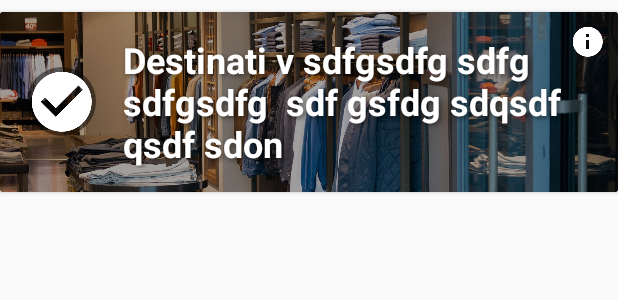
After one commit to MatejVukosav/sw-shakeMyTours-android, an Android app: the layout trip_list_item.xml on its own in the app's theme, with its tools: preview values and no code run, on a phone screen of 412 x 824 dp. The commit adds this screen. Shown: the top 300 px of the screen. Run offline under Robolectric (Android 15) with nearby library versions, the phone set to English and light mode, and no system bars.

Commit message:
Add trip list items

```diff
--- /dev/null
+++ b/app/src/main/res/layout/trip_list_item.xml
@@ -0,0 +1,104 @@
+<?xml version="1.0" encoding="utf-8"?>
+<LinearLayout xmlns:android="http://schemas.android.com/apk/res/android"
+    xmlns:tools="http://schemas.android.com/tools"
+    android:layout_width="match_parent"
+    android:layout_height="wrap_content"
+    android:gravity="center_vertical"
+    android:orientation="horizontal"
+    android:paddingTop="4dp">
+
+    <android.support.v7.widget.CardView
+        android:id="@+id/trip_list_item_cardview"
+        style="@style/Widget.CardView"
+        android:layout_width="match_parent"
+        android:layout_height="120dp"
+        android:layout_marginLeft="0dp"
+        android:layout_marginRight="0dp"
+        android:clickable="true"
+        android:focusable="true"
+        android:foreground="?selectableItemBackground">
+
+        <RelativeLayout
+            android:layout_width="match_parent"
+            android:layout_height="match_parent">
+
+            <ProgressBar
+                android:id="@+id/trip_list_item_progressbar"
+                style="@style/Widget.ProgressBar"
+                android:layout_width="wrap_content"
+                android:layout_height="wrap_content"
+                android:layout_centerInParent="true"
+                android:visibility="visible"
+                tools:visibility="visible" />
+
+
+            <ImageView
+                android:id="@+id/trip_list_item_background"
+                android:layout_width="match_parent"
+                android:layout_height="match_parent"
+                android:scaleType="centerCrop"
+                android:transitionName="openDetailImage"
+                android:visibility="gone"
+                tools:src="@drawable/shop"
+                tools:visibility="visible" />
+
+            <LinearLayout
+                android:layout_width="match_parent"
+                android:layout_height="match_parent"
+                android:background="@color/text_shadow_2" />
+
+            <ImageView
+                android:id="@+id/trip_list_item_info"
+                android:layout_width="wrap_content"
+                android:layout_height="wrap_content"
+                android:layout_alignParentRight="true"
+                android:padding="@dimen/space_small"
+                android:src="@drawable/ic_info_white_24dp" />
+
+            <LinearLayout
+                android:id="@+id/trip_list_item_content"
+                android:layout_width="match_parent"
+                android:layout_height="match_parent"
+                android:gravity="center_vertical"
+                android:orientation="horizontal"
+                android:paddingBottom="8dp"
+                android:paddingLeft="16dp"
+                android:paddingRight="16dp"
+                android:paddingTop="8dp"
+                android:visibility="gone"
+                tools:visibility="visible">
+
+                <LinearLayout
+                    android:id="@+id/trip_list_item_menu_button_holder"
+                    android:layout_width="50dp"
+                    android:layout_height="50dp"
+                    android:gravity="center">
+
+                    <ImageButton
+                        android:id="@+id/trip_list_item_menu_button"
+                        android:layout_width="46dp"
+                        android:layout_height="46dp"
+                        android:background="@drawable/circle_transparent"
+                        tools:src="@drawable/ic_check_circle_white_big" />
+
+                </LinearLayout>
+
+                <TextView
+                    android:id="@+id/trip_list_item_name"
+                    style="@style/Text.Title"
+                    android:layout_width="wrap_content"
+                    android:layout_height="wrap_content"
+                    android:ellipsize="end"
+                    android:maxLines="3"
+                    android:paddingLeft="16dp"
+                    android:shadowColor="@color/text_shadow"
+                    android:shadowDx="2"
+                    android:shadowDy="2"
+                    android:shadowRadius="4"
+                    android:textAlignment="center"
+                    android:transitionName="openDetailName"
+                    tools:text="Destinati v sdfgsdfg sdfg sdfgsdfg  sdf gsfdg sdqsdf qsdf sdon" />
+            </LinearLayout>
+        </RelativeLayout>
+    </android.support.v7.widget.CardView>
+</LinearLayout>
```
Also changed, not shown: app/src/main/java/com/codetroopers/shakemytours/ui/activity/TripActivity.java (+105 -3 lines), app/src/main/res/layout/activity_trip.xml (+8 -2 lines).
